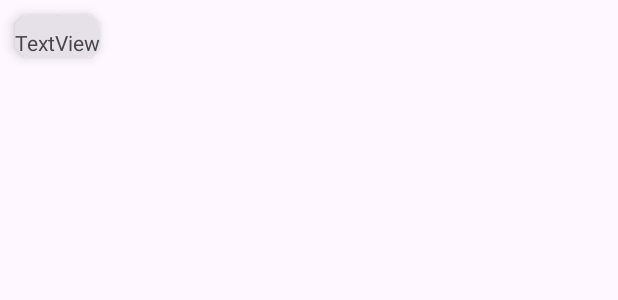
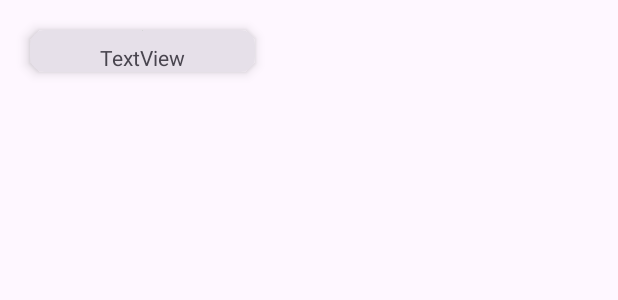
Before and after one commit to moefsaadi/Food-App, an Android app: the layout single_food.xml on its own in the app's theme, with its tools: preview values and no code run, on a phone screen of 412 x 824 dp. Shown: the top 300 px of the screen. Run offline under Robolectric (Android 15) with nearby library versions, the phone set to English and light mode, and no system bars.

Commit message:
Added specified width for single food clickable

```diff
--- a/app/src/main/res/layout/single_food.xml
+++ b/app/src/main/res/layout/single_food.xml
@@ -6,9 +6,9 @@
     xmlns:tools="http://schemas.android.com/tools"
     android:clickable="true"
     style="?attr/materialCardViewFilledStyle"
-    android:layout_width="wrap_content"
+    android:layout_width="150dp"
     android:layout_height="wrap_content"
-    android:layout_margin="10dp"
+    android:layout_margin="20dp"
     app:cardCornerRadius="10dp"
     app:cardElevation="5dp">
 
@@ -33,6 +33,7 @@
             android:layout_marginTop="8dp"
             android:gravity="center"
             android:text="TextView"
+            android:maxLength="30"
             app:layout_constraintEnd_toEndOf="parent"
             app:layout_constraintStart_toStartOf="parent"
             app:layout_constraintTop_toBottomOf="@+id/single_img" />
```
